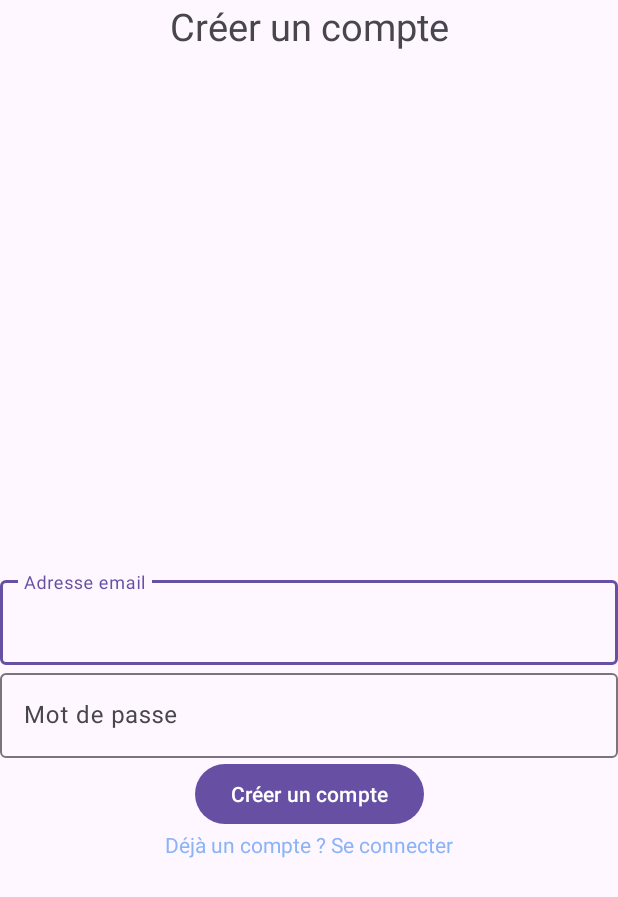
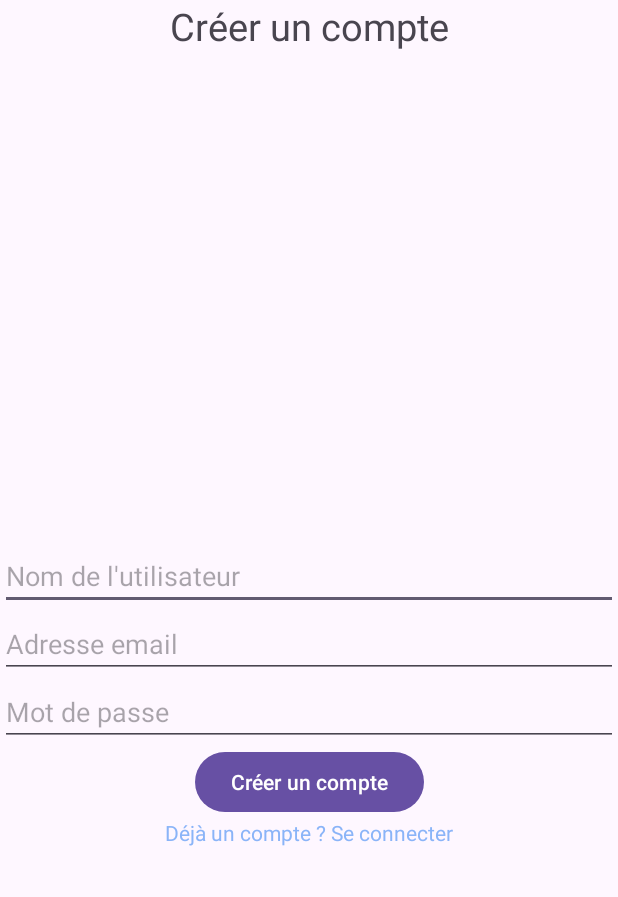
Before and after one commit to RayanOUTILI/AndroidFilRouge, an Android app: the RegisterActivity screen opened directly, with no data from a screen before it, on a phone screen of 412 x 824 dp. Shown: the top 897 px of the screen. Run offline under Robolectric (Android 15) with nearby library versions, the light colour scheme and no system bars; our stand-ins replace Firebase (no records; nobody signed in at launch, a user with empty details on screens opened directly).

Commit message:
commit avant pull

```diff
--- a/app/src/main/java/edu/iut/proftracker/views/activitites/RegisterActivity.java
+++ b/app/src/main/java/edu/iut/proftracker/views/activitites/RegisterActivity.java
@@ -3,6 +3,7 @@ package edu.iut.proftracker.views.activitites;
 import android.content.Intent;
 import android.os.Bundle;
 import android.widget.Button;
+import android.widget.EditText;
 import android.widget.TextView;
 
 import androidx.annotation.NonNull;
@@ -14,6 +15,7 @@ import com.google.android.material.textfield.TextInputEditText;
 import com.google.firebase.auth.AuthResult;
 import com.google.firebase.auth.FirebaseAuth;
 import com.google.firebase.auth.FirebaseUser;
+import com.google.firebase.auth.UserProfileChangeRequest;
 
 import edu.iut.proftracker.R;
 
@@ -31,12 +33,13 @@ public class RegisterActivity extends AppCompatActivity {
 
         Button registerButton = findViewById(R.id.registerButton);
 
-        TextInputEditText emailTextField = findViewById(R.id.emailInputField);
-        TextInputEditText passwordTextField = findViewById(R.id.passwordInputField);
+        EditText usernameTextField = findViewById(R.id.usernameInputField);
+        EditText emailTextField = findViewById(R.id.emailInputField);
+        EditText passwordTextField = findViewById(R.id.passwordInputField);
 
-        TextView registerLink = findViewById(R.id.havingAccount);
+        TextView loginLink = findViewById(R.id.havingAccount);
 
-        registerLink.setOnClickListener(
+        loginLink.setOnClickListener(
                 click -> {
                     this.loginIntent = new Intent(getApplicationContext(), LoginActivity.class);
                     startActivity(loginIntent);
@@ -51,23 +54,36 @@ public class RegisterActivity extends AppCompatActivity {
                     else if (passwordTextField.getText().toString().equals("")){
                         fieldError(passwordTextField);
                     }
+                    else if (usernameTextField.getText().toString().equals("")){
+                        fieldError(usernameTextField);
+                    }
                     else {
-                        this.firebaseAuth.createUserWithEmailAndPassword(emailTextField.getText().toString(), passwordTextField.getText().toString())
-                                .addOnCompleteListener(
-                                        task -> {
-                                            if(task.isSuccessful()) {
-                                                mainIntent = new Intent(getApplicationContext(), MainActivity.class);
-                                                startActivity(mainIntent);
-                                            }
-                                            else {
-                                                registerError();
-                                            }
-                                    });
+                        register(emailTextField.getText().toString(), passwordTextField.getText().toString(), usernameTextField.getText().toString());
+
                     }
                 });
     }
 
-    public void fieldError(TextInputEditText textField) {
+    private void register(String email, String password, String username) {
+        this.firebaseAuth.createUserWithEmailAndPassword(email, password)
+                .addOnCompleteListener(task -> {
+                    if (task.isSuccessful()) {
+                        FirebaseUser user = firebaseAuth.getCurrentUser();
+                        user.updateProfile(
+                                new UserProfileChangeRequest.Builder()
+                                        .setDisplayName(username)
+                                        .build()
+                        );
+                        this.mainIntent = new Intent(getApplicationContext(), MainActivity.class);
+                        startActivity(mainIntent);
+                    } else {
+                        registerError();
+                    }
+
+                });
+    }
+
+    public void fieldError(EditText textField) {
         // TODO Faire en sorte de surligner l'input en rouge pour signaler l'erreur
     }
 
--- a/app/src/main/res/layout/activity_register.xml
+++ b/app/src/main/res/layout/activity_register.xml
@@ -7,51 +7,49 @@
     >
 
     <TextView
+        android:id="@+id/register"
         android:layout_width="wrap_content"
         android:layout_height="wrap_content"
         android:text="@string/register"
         android:textSize="25sp"
         app:layout_constraintLeft_toLeftOf="parent"
         app:layout_constraintRight_toRightOf="parent"
+        app:layout_constraintTop_toTopOf="parent"
         />
 
-
-
-    <com.google.android.material.textfield.TextInputLayout
-        android:id="@+id/emailInput"
+    <EditText
+        android:id="@+id/usernameInputField"
         android:layout_width="match_parent"
         android:layout_height="wrap_content"
+        android:hint="@string/username"
+        android:autofillHints="username"
         app:layout_constraintLeft_toLeftOf="parent"
-        app:layout_constraintTop_toTopOf="parent"
-        app:layout_constraintBottom_toBottomOf="parent"
-        >
-        <com.google.android.material.textfield.TextInputEditText
+        app:layout_constraintRight_toRightOf="parent"
+        app:layout_constraintBottom_toTopOf="@id/emailInputField"
+        />
+
+    <EditText
         android:id="@+id/emailInputField"
         android:layout_width="match_parent"
         android:layout_height="wrap_content"
         android:hint="@string/mail"
+        android:autofillHints="email"
+        app:layout_constraintTop_toBottomOf="@id/register"
+        app:layout_constraintLeft_toLeftOf="parent"
+        app:layout_constraintRight_toRightOf="parent"
+        app:layout_constraintBottom_toBottomOf="parent"
         />
 
-    </com.google.android.material.textfield.TextInputLayout>
-
-    <com.google.android.material.textfield.TextInputLayout
-        android:id="@+id/passwordInput"
-        android:layout_width="match_parent"
-        android:layout_height="wrap_content"
-        app:layout_constraintLeft_toLeftOf="parent"
-        app:layout_constraintTop_toBottomOf="@+id/emailInput"
-        >
-
-        <com.google.android.material.textfield.TextInputEditText
+    <EditText
         android:id="@+id/passwordInputField"
         android:layout_width="match_parent"
         android:layout_height="wrap_content"
         android:hint="@string/password"
+        android:autofillHints="password"
+        app:layout_constraintTop_toBottomOf="@id/emailInputField"
+        app:layout_constraintLeft_toLeftOf="parent"
+        app:layout_constraintRight_toRightOf="parent"
         />
-
-
-    </com.google.android.material.textfield.TextInputLayout>
-
     <Button
         android:id="@+id/registerButton"
         android:layout_width="wrap_content"
@@ -59,7 +57,7 @@
         android:text="@string/register"
         android:clickable="true"
         android:focusable="true"
-        app:layout_constraintTop_toBottomOf="@+id/passwordInput"
+        app:layout_constraintTop_toBottomOf="@+id/passwordInputField"
         app:layout_constraintLeft_toLeftOf="parent"
         app:layout_constraintRight_toRightOf="parent"
         />
--- a/app/src/main/res/values/strings.xml
+++ b/app/src/main/res/values/strings.xml
@@ -18,5 +18,5 @@
     <string name="register">Créer un compte</string>
     <string name="mail">Adresse email</string>
     <string name="password">Mot de passe</string>
-    <string name="nom_de_l_utilisateur">Nom de l\'utilisateur</string>
+    <string name="username">Nom de l\'utilisateur</string>
 </resources>
```
Also changed, not shown: app/src/main/java/edu/iut/proftracker/views/activitites/LoginActivity.java (+42 -29 lines), app/src/main/java/edu/iut/proftracker/views/activitites/MainActivity.java (+13 -2 lines), app/src/main/res/layout/activity_login.xml (+65 -26 lines), app/src/main/res/layout/activity_main.xml (+9 -0 lines), app/src/main/res/layout/profile_layout.xml (line endings or trailing spaces). Lines whose indentation alone changed are shown as unchanged.
